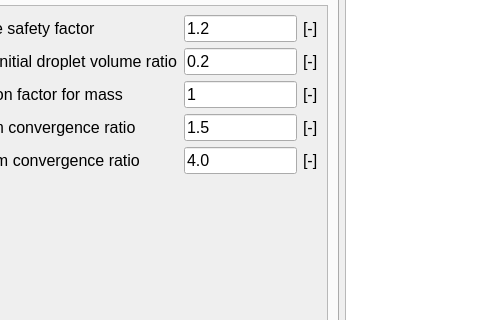
Before: the Qt Designer form GUI.ui in casruks/CDP-LRE-Integrated-Design-Model, drawn with Qt 5; both pictures show x 102 to 582 and y 118 to 438 of the 1316 by 668 pixel window.
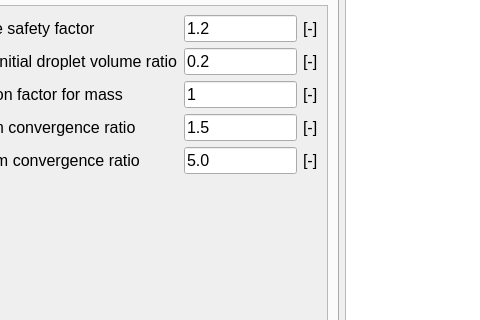
After: the same form once the commit is applied. The open tabs and pages were chosen to show the change. Icons and pictures are not drawn.

Patch:
```diff
--- a/GUI.ui
+++ b/GUI.ui
@@ -566,8 +566,8 @@
               <rect>
                <x>0</x>
                <y>0</y>
-               <width>393</width>
-               <height>443</height>
+               <width>446</width>
+               <height>414</height>
               </rect>
              </property>
              <layout class="QGridLayout" name="gridLayout_7">
@@ -684,8 +684,11 @@
               </item>
               <item row="4" column="1">
                <widget class="QLineEdit" name="line_conv_rat_max">
+                <property name="inputMask">
+                 <string/>
+                </property>
                 <property name="text">
-                 <string>4.0</string>
+                 <string>5.0</string>
                 </property>
                </widget>
               </item>
```
Left out of the diff: 86 changed lines with no effect on the pictures.
